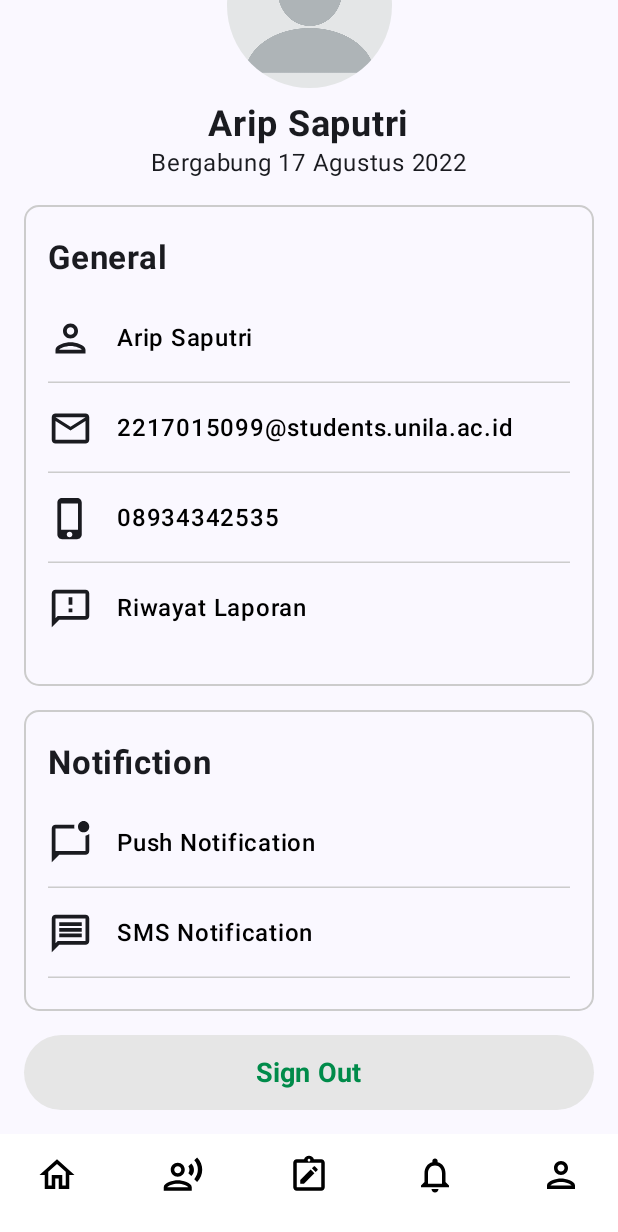
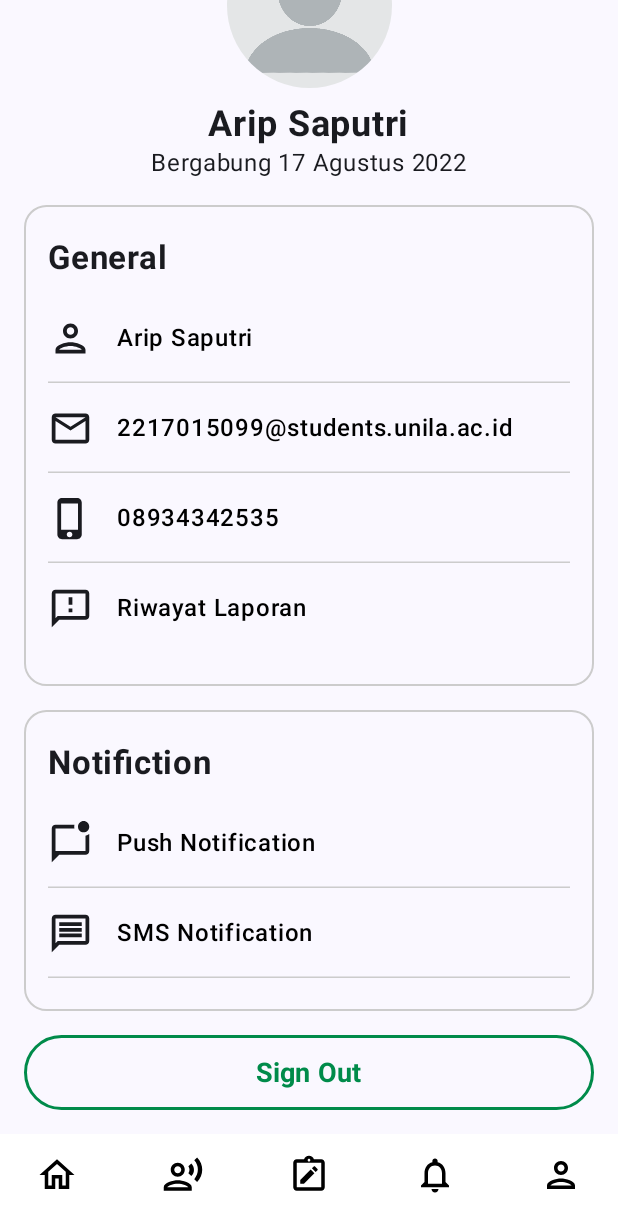
Before and after one commit to FuadHmdn/U-Voice, an Android app built with Jetpack Compose: the screen it shows after launch (MainActivity), item 5 of the bottom bar chosen, scrolled down 77 dp, on a phone screen of 412 x 824 dp. Shown: the top 1232 px of the screen. Run offline under Robolectric (Android 15) with nearby library versions, the phone set to English and light mode, and no system bars.

Commit message:
add: Drawable

```diff
--- a/app/src/main/java/com/tam/uvo/profile/presentation/component/General.kt
+++ b/app/src/main/java/com/tam/uvo/profile/presentation/component/General.kt
@@ -42,7 +42,7 @@ fun General(){
     Surface(
         modifier = Modifier
             .padding(start = 16.dp, end = 16.dp),
-        shape = RoundedCornerShape(10.dp),
+        shape = RoundedCornerShape(15.dp),
         border = BorderStroke(1.dp, Color.LightGray)
     ) {
         Box(
--- a/app/src/main/java/com/tam/uvo/profile/presentation/component/Notification.kt
+++ b/app/src/main/java/com/tam/uvo/profile/presentation/component/Notification.kt
@@ -44,7 +44,7 @@ fun Notification(){
     Surface(
         modifier = Modifier
             .padding(start = 16.dp, end = 16.dp),
-        shape = RoundedCornerShape(10.dp),
+        shape = RoundedCornerShape(15.dp),
         border = BorderStroke(1.dp, Color.LightGray)
     ) {
         Box(
--- a/app/src/main/java/com/tam/uvo/profile/presentation/component/SignOut.kt
+++ b/app/src/main/java/com/tam/uvo/profile/presentation/component/SignOut.kt
@@ -1,5 +1,7 @@
 package com.tam.uvo.profile.presentation.component
 
+import androidx.compose.foundation.BorderStroke
+import androidx.compose.foundation.clickable
 import androidx.compose.foundation.layout.Box
 import androidx.compose.foundation.layout.fillMaxWidth
 import androidx.compose.foundation.layout.height
@@ -30,10 +32,12 @@ fun SignOut(){
     ){
         Button(
             modifier = Modifier
+                .clickable {  }
                 .height(50.dp)
                 .fillMaxWidth(),
-            colors = ButtonDefaults.buttonColors(DarkGrey),
+            colors = ButtonDefaults.buttonColors(Color.Transparent),
             onClick = { /*TODO*/ },
+            border = BorderStroke(2.dp, UNILA)
         ) {
             Text(
                 text = "Sign Out",
```
Also changed, not shown: app/src/main/res/drawable/f1.jpg, app/src/main/res/drawable/f2.jpg, app/src/main/res/drawable/f3.jpg, app/src/main/res/drawable/f4.jpeg, app/src/main/res/drawable/f5.jpg, app/src/main/res/drawable/f6.jpg, app/src/main/res/drawable/f7.jpg, app/src/main/res/drawable/profile.png.
